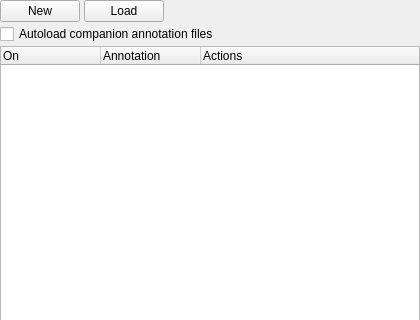
The window that plotjuggler_app/annotations/annotations_panel.ui (facontidavide/PlotJuggler) describes before a commit, drawn with Qt 5; both pictures show x 0 to 420 and y 0 to 320 of the 420 by 640 pixel window.
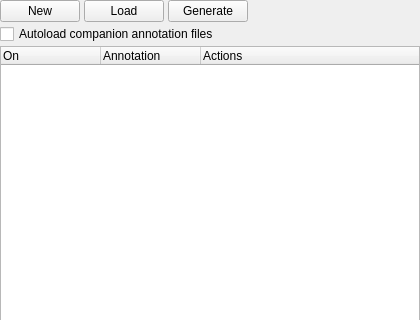
The same window after the commit.

Commit message: Add built-in annotation generators

```diff
--- a/plotjuggler_app/annotations/annotations_panel.ui
+++ b/plotjuggler_app/annotations/annotations_panel.ui
@@ -48,6 +48,13 @@
        </property>
       </widget>
      </item>
+     <item>
+      <widget class="QPushButton" name="buttonGenerateLayer">
+       <property name="text">
+        <string>Generate</string>
+       </property>
+      </widget>
+     </item>
      <item>
       <spacer name="horizontalSpacer">
        <property name="orientation">
```
The commit also changes 4 other files.
